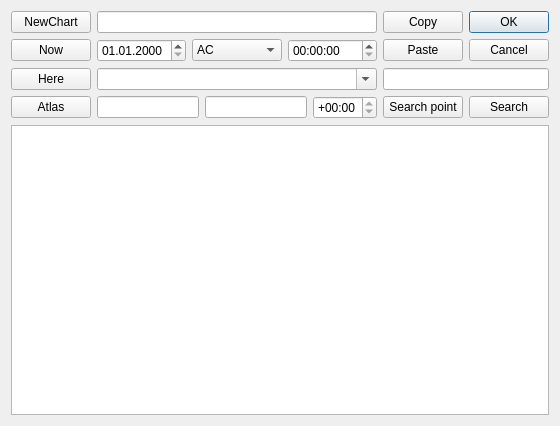
This is forms/InputForm.ui in wil-low/astronom-qt as Qt 5 draws it before an edit. The edited form follows.
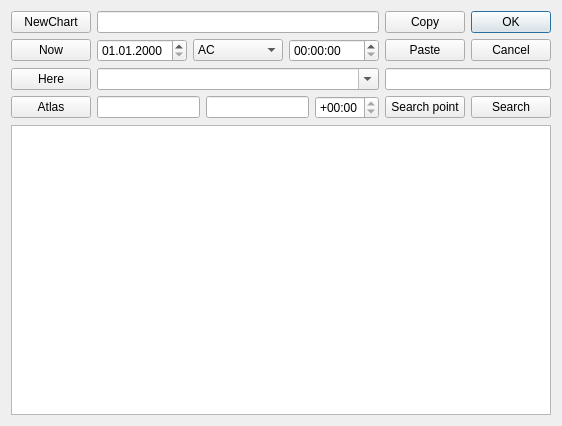
This is the edited form.

Commit message: Main form title shows input data

Patch:
```diff
--- a/forms/InputForm.ui
+++ b/forms/InputForm.ui
@@ -9,7 +9,7 @@
    <rect>
     <x>0</x>
     <y>0</y>
-    <width>560</width>
+    <width>562</width>
     <height>426</height>
    </rect>
   </property>
@@ -176,13 +176,6 @@
      </item>
      <item row="4" column="1">
       <layout class="QHBoxLayout" name="horizontalLayout_2">
-       <item>
-        <widget class="QLineEdit" name="editLon">
-         <property name="toolTip">
-          <string>Longitude</string>
-         </property>
-        </widget>
-       </item>
        <item>
         <widget class="QLineEdit" name="editLat">
          <property name="toolTip">
@@ -190,6 +183,13 @@
          </property>
         </widget>
        </item>
+       <item>
+        <widget class="QLineEdit" name="editLon">
+         <property name="toolTip">
+          <string>Longitude</string>
+         </property>
+        </widget>
+       </item>
        <item>
         <widget class="QTimeEdit" name="editUTCOffset">
          <property name="displayFormat">
```
The commit also changes 6 other files.
